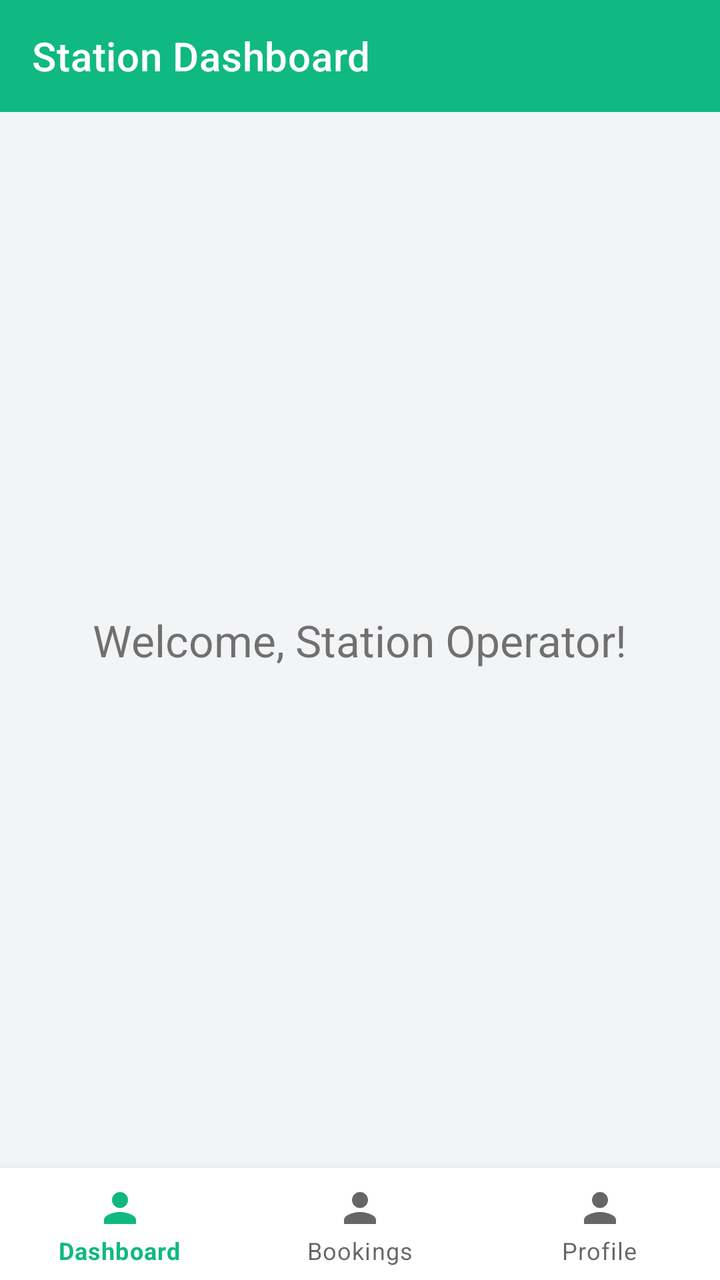
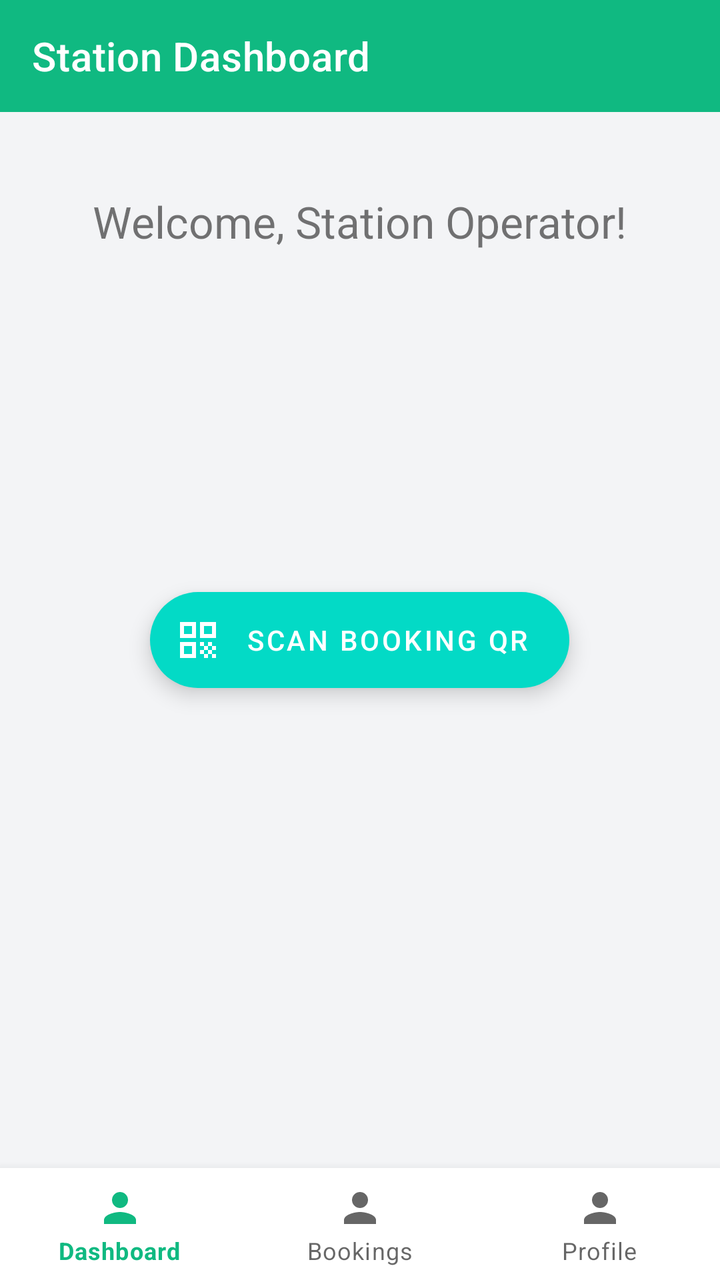

Screens rendered from an Android XML layout before and after an edit, with the pre-edit source and the edit as a unified diff.
<!-- AndroidManifest.xml: application theme Theme.EVStationMobileApp -->
<!-- res/layout/activity_station_dashboard.xml -->
<?xml version="1.0" encoding="utf-8"?>
<androidx.constraintlayout.widget.ConstraintLayout
    xmlns:android="http://schemas.android.com/apk/res/android"
    xmlns:app="http://schemas.android.com/apk/res-auto"
    xmlns:tools="http://schemas.android.com/tools"
    android:layout_width="match_parent"
    android:layout_height="match_parent"
    android:background="#F3F4F6"
    tools:context=".activities.StationDashboardActivity">

    <com.google.android.material.appbar.MaterialToolbar
        android:id="@+id/toolbar"
        android:layout_width="0dp"
        android:layout_height="?attr/actionBarSize"
        android:background="?attr/colorPrimary"
        app:title="Station Dashboard"
        app:titleTextColor="@android:color/white"
        app:layout_constraintTop_toTopOf="parent"
        app:layout_constraintStart_toStartOf="parent"
        app:layout_constraintEnd_toEndOf="parent" />

    <FrameLayout
        android:id="@+id/fragment_container"
        android:layout_width="0dp"
        android:layout_height="0dp"
        app:layout_constraintTop_toBottomOf="@id/toolbar"
        app:layout_constraintBottom_toTopOf="@id/bottom_navigation"
        app:layout_constraintStart_toStartOf="parent"
        app:layout_constraintEnd_toEndOf="parent">

        <TextView
            android:layout_width="wrap_content"
            android:layout_height="wrap_content"
            android:text="Welcome, Station Operator!"
            android:textSize="22sp"
            android:layout_gravity="center"/>

    </FrameLayout>

    <com.google.android.material.bottomnavigation.BottomNavigationView
        android:id="@+id/bottom_navigation"
        android:layout_width="0dp"
        android:layout_height="wrap_content"
        android:background="?android:attr/windowBackground"
        app:menu="@menu/station_bottom_nav_menu"
        app:layout_constraintBottom_toBottomOf="parent"
        app:layout_constraintStart_toStartOf="parent"
        app:layout_constraintEnd_toEndOf="parent" />

</androidx.constraintlayout.widget.ConstraintLayout>
<!-- resources referenced by this layout -->
<resources>
  <style name="Theme.EVStationMobileApp" parent="Theme.MaterialComponents.Light.NoActionBar">
          
          <item name="colorPrimary">#10B981</item>
          <item name="colorPrimaryVariant">#059669</item>
          <item name="colorOnPrimary">#FFFFFF</item>
          <item name="android:statusBarColor">?attr/colorPrimaryVariant</item>
      </style>
</resources>

<!-- the commit's change to res/layout/activity_station_dashboard.xml (unified diff, before → after) -->
@@ -33,7 +33,18 @@
             android:layout_height="wrap_content"
             android:text="Welcome, Station Operator!"
             android:textSize="22sp"
-            android:layout_gravity="center"/>
+            android:layout_gravity="center_horizontal"
+            android:layout_marginTop="40dp"/>
+
+        <com.google.android.material.floatingactionbutton.ExtendedFloatingActionButton
+            android:id="@+id/fab_scan_qr"
+            android:layout_width="wrap_content"
+            android:layout_height="wrap_content"
+            android:layout_gravity="center"
+            android:text="Scan Booking QR"
+            android:textColor="@android:color/white"
+            app:icon="@drawable/ic_qr_code_scanner"
+            app:iconTint="@android:color/white" />
 
     </FrameLayout>
 
<!-- resource entries referenced after the edit -->
@@ -1,5 +1,45 @@
 <!-- resources referenced by this layout -->
 <resources>
+  <!-- drawable ic_qr_code_scanner (drawable) -->
+  <vector xmlns:android="http://schemas.android.com/apk/res/android"
+      android:width="24dp"
+      android:height="24dp"
+      android:viewportWidth="24"
+      android:viewportHeight="24">
+      <path
+          android:fillColor="@android:color/white"
+          android:pathData="M3,11h8V3H3V11zM5,5h4v4H5V5z"/>
+      <path
+          android:fillColor="@android:color/white"
+          android:pathData="M3,21h8v-8H3V21zM5,15h4v4H5V15z"/>
+      <path
+          android:fillColor="@android:color/white"
+          android:pathData="M13,3v8h8V3H13zM19,9h-4V5h4V9z"/>
+      <path
+          android:fillColor="@android:color/white"
+          android:pathData="M13,13h2v2h-2z"/>
+      <path
+          android:fillColor="@android:color/white"
+          android:pathData="M15,15h2v2h-2z"/>
+      <path
+          android:fillColor="@android:color/white"
+          android:pathData="M13,17h2v2h-2z"/>
+      <path
+          android:fillColor="@android:color/white"
+          android:pathData="M15,19h2v2h-2z"/>
+      <path
+          android:fillColor="@android:color/white"
+          android:pathData="M17,17h2v2h-2z"/>
+      <path
+          android:fillColor="@android:color/white"
+          android:pathData="M19,15h2v2h-2z"/>
+      <path
+          android:fillColor="@android:color/white"
+          android:pathData="M17,13h2v2h-2z"/>
+      <path
+          android:fillColor="@android:color/white"
+          android:pathData="M19,19h2v2h-2z"/>
+  </vector>
   <style name="Theme.EVStationMobileApp" parent="Theme.MaterialComponents.Light.NoActionBar">
           
           <item name="colorPrimary">#10B981</item>
